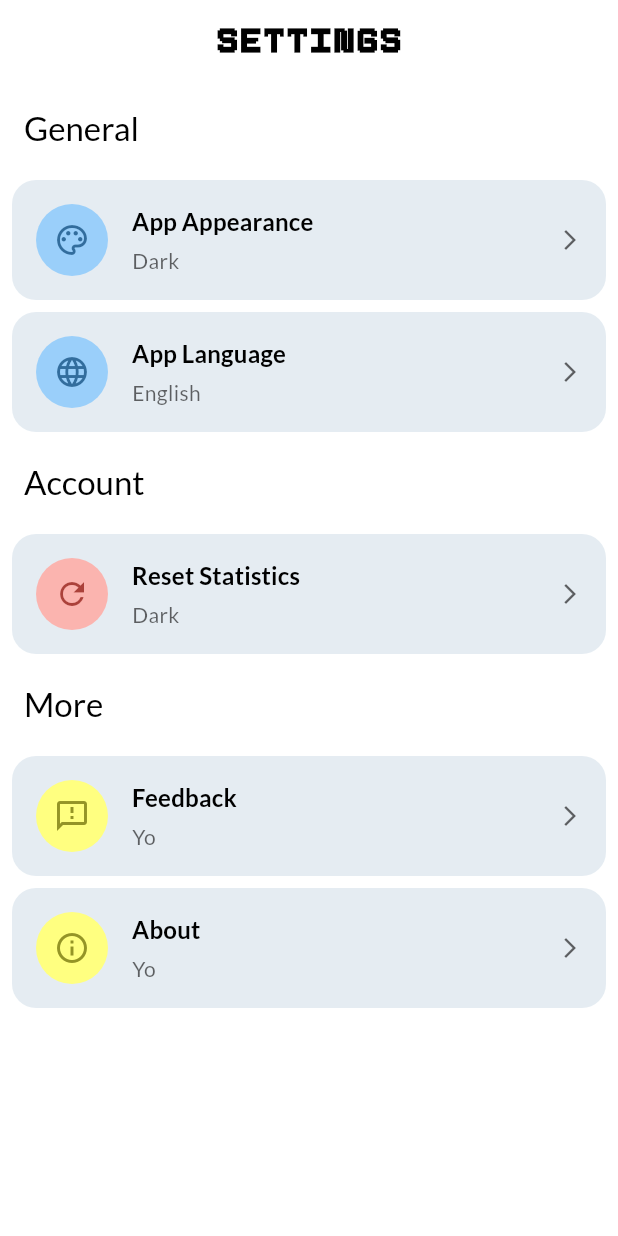
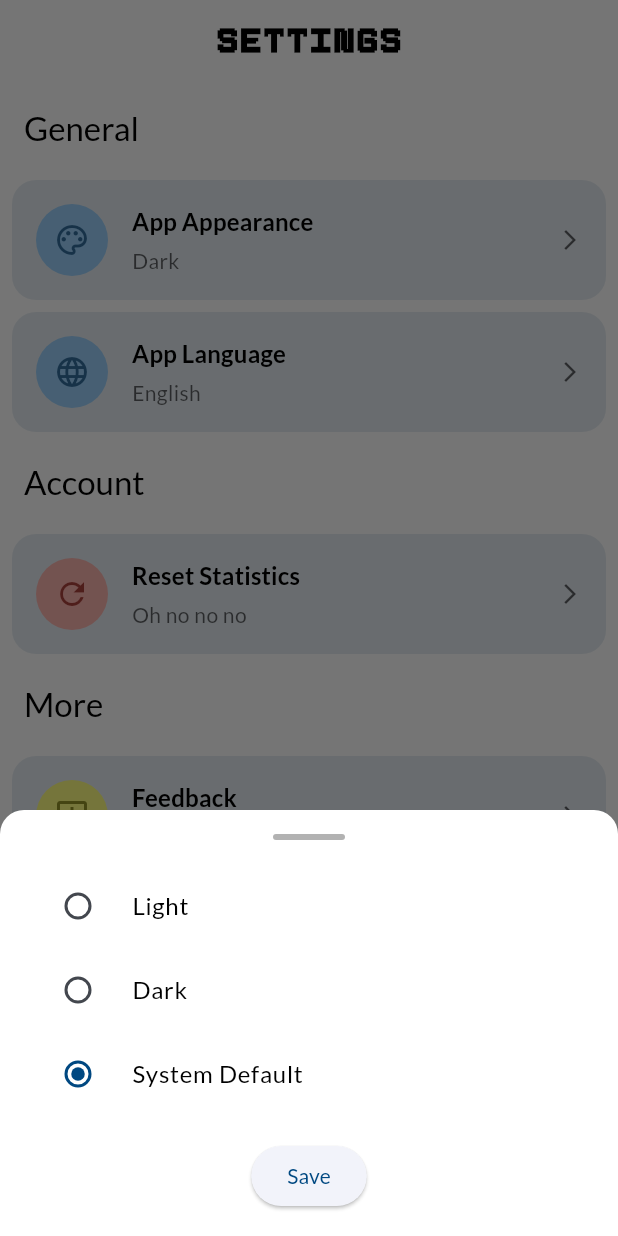
Before and after one commit to TweetGuess/app, a Flutter app: the SettingsPage screen opened directly, after a tap on "App Appearance", on a phone screen of 412 x 824 dp. Run offline on Flutter 3.47's test engine with Material 2 defaults, Android fonts, the phone set to English and light mode, and no system bars; our stand-ins replace auto_size_text, circular_countdown_timer, device_preview, easy_localization, flex_color_scheme, flutter_bloc and 12 more; missing offline and left inert: animated_widgets, circular_reveal_animation, flutter_boring_avatars, info_popup, unique_name_generator.

Commit message:
👔 (UserSettings): Add logic for saving & editing UserSettings

```diff
--- a/lib/core/bloc/user/user_bloc.dart
+++ b/lib/core/bloc/user/user_bloc.dart
@@ -5,6 +5,7 @@ import 'package:hydrated_bloc/hydrated_bloc.dart';
 import 'package:logger/logger.dart';
 import 'package:tweetguess/core/bloc/user/user_event.dart';
 import 'package:tweetguess/core/bloc/user/user_state.dart';
+import 'package:tweetguess/core/data/models/user/settings.dart';
 import 'package:tweetguess/core/data/models/user/statistics.dart';
 import 'package:tweetguess/core/utils/statistics.dart';
 import 'package:unique_name_generator/unique_name_generator.dart';
@@ -19,10 +20,13 @@ class UserBloc extends HydratedBloc<UserEvent, UserState> {
               separator: '',
             ).generate(),
             statistics: UserStatistics(),
+            settings: UserSettings(),
           ),
         ) {
     on<UserUpdateStats>(_handleUpdateStats);
     on<UserResetStats>(_handleResetStats);
+    on<UserSetAppearance>(_handleSetAppearance);
+    on<UserSetLanguage>(_handleSetLanguage);
   }
 
   @override
@@ -45,6 +49,8 @@ class UserBloc extends HydratedBloc<UserEvent, UserState> {
     throw UnimplementedError();
   }
 
+  UserSettings get userSettings => state.settings;
+
   void _handleUpdateStats(UserUpdateStats event, Emitter<UserState> emit) {
     emit(
       state.copyWith(
@@ -59,9 +65,10 @@ class UserBloc extends HydratedBloc<UserEvent, UserState> {
             var totalGamesPlayed = state.statistics.gamesPlayed + gamesPlayed;
             final newStats = state.statistics.copyWith(
               pointsEarned: pointsEarned + state.statistics.pointsEarned,
-              accuracyOfGuesses: _calculateAverageAccuracy(
+              accuracyOfGuesses: calculateAverageAccuracy(
                 totalGamesPlayed,
                 accuracyOfGuesses,
+                state,
               ),
               longestStreak: longestStreak > state.statistics.longestStreak
                   ? longestStreak
@@ -76,8 +83,11 @@ class UserBloc extends HydratedBloc<UserEvent, UserState> {
             var totalGamesPlayed = state.statistics.gamesPlayed + 1;
             final newStats = state.statistics.copyWith(
               pointsEarned: game.points + state.statistics.pointsEarned,
-              accuracyOfGuesses:
-                  _calculateAverageAccuracy(totalGamesPlayed, game.accuracy),
+              accuracyOfGuesses: calculateAverageAccuracy(
+                totalGamesPlayed,
+                game.accuracy,
+                state,
+              ),
               longestStreak: game.longestStreak > state.statistics.longestStreak
                   ? game.longestStreak.toInt()
                   : state.statistics.longestStreak,
@@ -93,19 +103,32 @@ class UserBloc extends HydratedBloc<UserEvent, UserState> {
     );
   }
 
-  double _calculateAverageAccuracy(int totalGamesPlayed, double accuracy) {
-    return ((((state.statistics.accuracyOfGuesses * (totalGamesPlayed - 1) +
-                        accuracy) /
-                    totalGamesPlayed) *
-                100)
-            .toInt() /
-        100);
-  }
-
   FutureOr<void> _handleResetStats(
     UserResetStats event,
     Emitter<UserState> emit,
   ) {
     emit(state.copyWith(statistics: UserStatistics()));
   }
+
+  FutureOr<void> _handleSetLanguage(
+    UserSetLanguage event,
+    Emitter<UserState> emit,
+  ) {
+    emit(
+      state.copyWith(
+        settings: state.settings.copyWith(language: event.newLanguage),
+      ),
+    );
+  }
+
+  FutureOr<void> _handleSetAppearance(
+    UserSetAppearance event,
+    Emitter<UserState> emit,
+  ) {
+    emit(
+      state.copyWith(
+        settings: state.settings.copyWith(appearance: event.appearance),
+      ),
+    );
+  }
 }
--- a/lib/core/bloc/user/user_event.dart
+++ b/lib/core/bloc/user/user_event.dart
@@ -1,7 +1,8 @@
+import 'package:flutter/material.dart';
 import 'package:freezed_annotation/freezed_annotation.dart';
+import 'package:tweetguess/core/data/models/user/settings.dart';
 
 import '../../../modules/game/presentation/bloc/models/game.dart';
-import '../../../modules/game/presentation/bloc/models/round.dart';
 
 part 'user_event.freezed.dart';
 
@@ -26,3 +27,15 @@ class UserUpdateStats extends UserEvent with _$UserUpdateStats {
 class UserResetStats extends UserEvent with _$UserResetStats {
   factory UserResetStats() = _UserResetStats;
 }
+
+@freezed
+class UserSetLanguage extends UserEvent with _$UserSetLanguage {
+  factory UserSetLanguage({required AppLanguage newLanguage}) =
+      _UserSetLanguage;
+}
+
+@freezed
+class UserSetAppearance extends UserEvent with _$UserSetAppearance {
+  factory UserSetAppearance({required ThemeMode appearance}) =
+      _UserSetAppearance;
+}
--- a/lib/core/bloc/user/user_state.dart
+++ b/lib/core/bloc/user/user_state.dart
@@ -1,5 +1,6 @@
 import 'package:freezed_annotation/freezed_annotation.dart';
 
+import '../../data/models/user/settings.dart';
 import '../../data/models/user/statistics.dart';
 
 part 'user_state.freezed.dart';
@@ -10,6 +11,7 @@ class UserState with _$UserState {
   factory UserState({
     required String username,
     required UserStatistics statistics,
+    required UserSettings settings,
   }) = _UserState;
 
   factory UserState.fromJson(Map<String, dynamic> json) =>
--- /dev/null
+++ b/lib/core/data/models/user/settings.dart
@@ -0,0 +1,18 @@
+import 'package:flutter/material.dart';
+import 'package:freezed_annotation/freezed_annotation.dart';
+
+part 'settings.freezed.dart';
+part 'settings.g.dart';
+
+@freezed
+class UserSettings with _$UserSettings {
+  factory UserSettings({
+    @Default(ThemeMode.system) ThemeMode appearance,
+    @Default(AppLanguage.system) AppLanguage language,
+  }) = _UserSettings;
+
+  factory UserSettings.fromJson(Map<String, dynamic> json) =>
+      _$UserSettingsFromJson(json);
+}
+
+enum AppLanguage { de, en, system }
--- a/lib/core/utils/statistics.dart
+++ b/lib/core/utils/statistics.dart
@@ -1,7 +1,7 @@
 import '../../modules/game/presentation/bloc/models/game.dart';
+import '../bloc/user/user_state.dart';
 
 extension StatsX on Game {
-
   double get accuracy {
     var allAnswers = [...pastRounds, currentRound];
     var rightAnswers =
@@ -10,7 +10,7 @@ extension StatsX on Game {
     return rightAnswers / allAnswers.length;
   }
 
-  num get  longestStreak {
+  num get longestStreak {
     var currentStreak = 0;
     var longestStreak = 0;
     for (var round in [...pastRounds, currentRound]) {
@@ -26,3 +26,16 @@ extension StatsX on Game {
     return longestStreak;
   }
 }
+
+double calculateAverageAccuracy(
+  int totalGamesPlayed,
+  double accuracy,
+  UserState state,
+) {
+  return ((((state.statistics.accuracyOfGuesses * (totalGamesPlayed - 1) +
+                      accuracy) /
+                  totalGamesPlayed) *
+              100)
+          .toInt() /
+      100);
+}
--- a/lib/modules/settings/presentation/settings.dart
+++ b/lib/modules/settings/presentation/settings.dart
@@ -1,4 +1,8 @@
 import 'package:flutter/material.dart';
+import 'package:flutter_bloc/flutter_bloc.dart';
+import 'package:get_it/get_it.dart';
+import 'package:tweetguess/core/bloc/user/user_bloc.dart';
+import 'package:tweetguess/core/bloc/user/user_event.dart';
 import 'package:tweetguess/modules/settings/widgets/section_header.dart';
 
 import '../../../ui/components/settings_tile.dart';
@@ -8,9 +12,12 @@ class SettingsPage extends StatelessWidget {
 
   @override
   Widget build(BuildContext context) {
+    final colorScheme = Theme.of(context).colorScheme;
+
     return Scaffold(
       appBar: AppBar(
         automaticallyImplyLeading: false,
+        forceMaterialTransparency: true,
         title: const Text("Settings"),
       ),
       body: ListView(
@@ -22,7 +29,39 @@ class SettingsPage extends StatelessWidget {
             icon: Icons.color_lens_outlined,
             title: "App Appearance",
             subtitle: "Dark",
-            onPressed: () {},
+            onPressed: () {
+              showModalBottomSheet(
+                context: context,
+                builder: (context) {
+                  return Container(
+                    decoration: BoxDecoration(
+                      color: colorScheme.surface,
+                      borderRadius:
+                          const BorderRadius.vertical(top: Radius.circular(16)),
+                    ),
+                    child: Padding(
+                      padding: const EdgeInsets.all(16),
+                      child: Column(
+                        mainAxisSize: MainAxisSize.min,
+                        crossAxisAlignment: CrossAxisAlignment.center,
+                        children: [
+                          Container(
+                            width: 48,
+                            height: 4,
+                            decoration: BoxDecoration(
+                              color: colorScheme.onSurface.withOpacity(0.3),
+                              borderRadius: BorderRadius.circular(2),
+                            ),
+                          ),
+                          const SizedBox(height: 16),
+                          const ThemeSelectionWidget(),
+                        ],
+                      ),
+                    ),
+                  );
+                },
+              );
+            },
             iconTint: Colors.blue,
           ),
           UISettingsTile(
@@ -38,8 +77,29 @@ class SettingsPage extends StatelessWidget {
           UISettingsTile(
             icon: Icons.refresh_outlined,
             title: "Reset Statistics",
-            subtitle: "Dark",
-            onPressed: () {},
+            subtitle: "Oh no no no",
+            onPressed: () {
+              showDialog(
+                context: context,
+                barrierDismissible: false,
+                builder: (context) => AlertDialog(
+                  title: const Text('Are you sure?'),
+                  content: const Text('Do you want to reset your Stats?'),
+                  actions: <Widget>[
+                    TextButton(
+                      onPressed: () => Navigator.of(context).pop(false),
+                      child: const Text('No'),
+                    ),
+                    TextButton(
+                      onPressed: () {
+                        GetIt.I<UserBloc>().add(UserResetStats());
+                      },
+                      child: const Text('Yes'),
+                    ),
+                  ],
+                ),
+              );
+            },
             iconTint: Colors.red,
           ),
           const SectionHeader(
@@ -48,14 +108,14 @@ class SettingsPage extends StatelessWidget {
           UISettingsTile(
             icon: Icons.feedback_outlined,
             title: "Feedback",
-            subtitle: "Yo",
+            subtitle: "Let me know what you think!",
             onPressed: () {},
             iconTint: Colors.yellowAccent,
           ),
           UISettingsTile(
             icon: Icons.info_outlined,
             title: "About",
-            subtitle: "Yo",
+            subtitle: "TweetGuess",
             onPressed: () {},
             iconTint: Colors.yellowAccent,
           ),
@@ -64,3 +124,69 @@ class SettingsPage extends StatelessWidget {
     );
   }
 }
+
+class ThemeSelectionWidget extends StatefulWidget {
+  const ThemeSelectionWidget({super.key});
+
+  @override
+  _ThemeSelectionWidgetState createState() => _ThemeSelectionWidgetState();
+}
+
+class _ThemeSelectionWidgetState extends State<ThemeSelectionWidget> {
+  ThemeMode? _selectedTheme;
+
+  @override
+  Widget build(BuildContext context) {
+    _selectedTheme ??= context.read<UserBloc>().state.settings.appearance;
+
+    return Column(
+      mainAxisSize: MainAxisSize.min,
+      children: [
+        RadioListTile(
+          title: const Text("Light"),
+          value: ThemeMode.light,
+          groupValue: _selectedTheme,
+          onChanged: (value) {
+            setState(() {
+              _selectedTheme = value;
+            });
+          },
+        ),
+        RadioListTile(
+          title: const Text("Dark"),
+          value: ThemeMode.dark,
+          groupValue: _selectedTheme,
+          onChanged: (value) {
+            setState(() {
+              _selectedTheme = value;
+            });
+          },
+        ),
+        RadioListTile(
+          title: const Text("System Default"),
+          value: ThemeMode.system,
+          groupValue: _selectedTheme,
+          onChanged: (value) {
+            setState(() {
+              _selectedTheme = value;
+            });
+          },
+        ),
+        const SizedBox(height: 16),
+        ElevatedButton(
+          onPressed: () {
+            context.read<UserBloc>().add(
+                  UserSetAppearance(
+                    appearance: _selectedTheme ?? ThemeMode.system,
+                  ),
+                );
+            if (mounted) {
+              Navigator.of(context).pop();
+            }
+          },
+          child: const Text("Save"),
+        ),
+      ],
+    );
+  }
+}
```
Also changed, not shown: lib/main.dart (+20 -6 lines), lib/core/bloc/user/user_event.freezed.dart, lib/core/bloc/user/user_state.freezed.dart, lib/core/bloc/user/user_state.g.dart, lib/core/data/models/user/settings.freezed.dart (added), lib/core/data/models/user/settings.g.dart (added).
